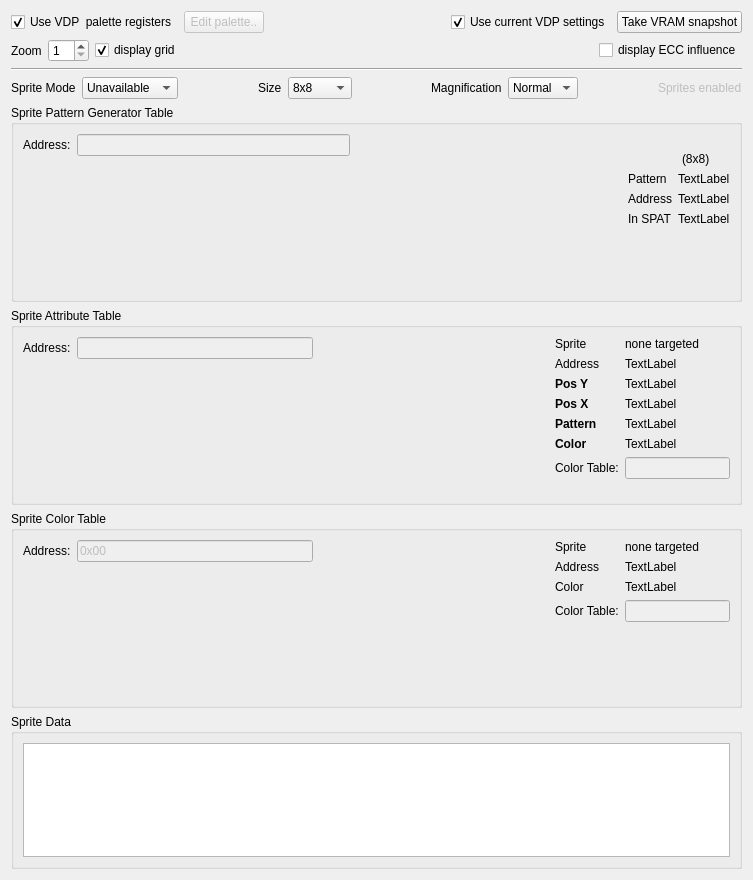
Above: src/SpriteViewer.ui from openMSX/debugger before the change. Below: the same form after it.
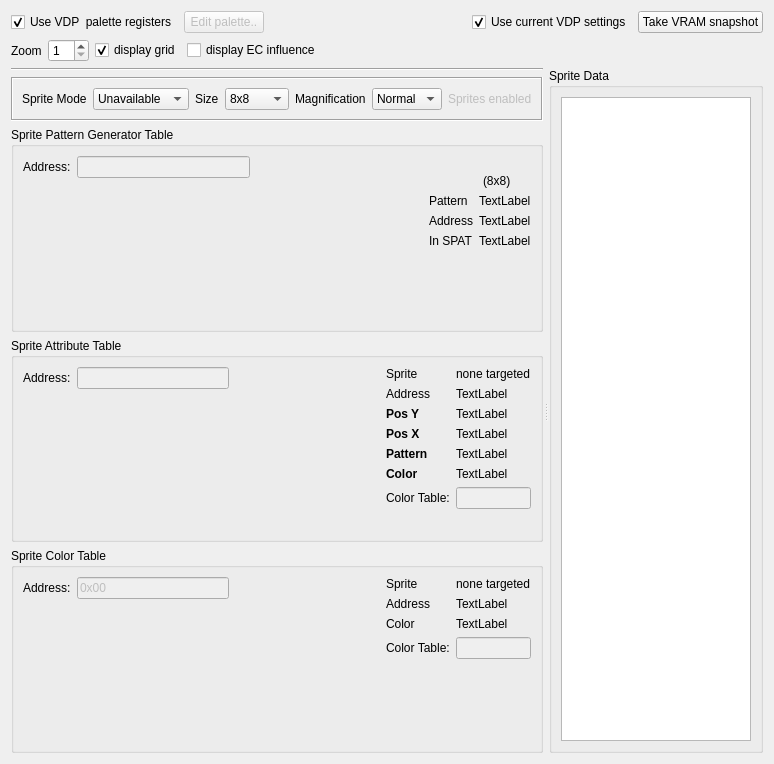
That is the form after the change.

Commit message:
SpriteViewer can now display EC effect
VramSpriteView can adjust itself to different widths.
Improvements regarding sprite sizes and zooming/grid drawing.
EC bit can be used in the atribute tabel viewer to show the effect of
the Early Clock bit (both in mode 1 and mode 2).

```diff
--- a/src/SpriteViewer.ui
+++ b/src/SpriteViewer.ui
@@ -6,14 +6,14 @@
    <rect>
     <x>0</x>
     <y>0</y>
-    <width>753</width>
-    <height>880</height>
+    <width>774</width>
+    <height>764</height>
    </rect>
   </property>
   <property name="windowTitle">
    <string>Dialog</string>
   </property>
-  <layout class="QVBoxLayout" name="verticalLayout_5">
+  <layout class="QVBoxLayout" name="verticalLayout_7" stretch="0,0,20">
    <item>
     <layout class="QHBoxLayout" name="horizontalLayout_7">
      <item>
@@ -104,30 +104,40 @@
       </widget>
      </item>
      <item>
-      <spacer name="horizontalSpacer_8">
-       <property name="orientation">
-        <enum>Qt::Horizontal</enum>
-       </property>
-       <property name="sizeHint" stdset="0">
-        <size>
-         <width>40</width>
-         <height>20</height>
-        </size>
-       </property>
-      </spacer>
-     </item>
-     <item>
-      <widget class="QCheckBox" name="checkBox">
+      <widget class="QCheckBox" name="cb_ecinfluence">
        <property name="toolTip">
         <string>In spritemode2 the ECC bit can be set per line, shifting the sprite line 32 pixels to the left. In sprite mode 1 the entire sprite is shifted</string>
        </property>
        <property name="text">
-        <string>display ECC influence</string>
+        <string>display EC influence</string>
        </property>
       </widget>
      </item>
+     <item>
+      <spacer name="horizontalSpacer_8">
+       <property name="orientation">
+        <enum>Qt::Horizontal</enum>
+       </property>
+       <property name="sizeHint" stdset="0">
+        <size>
+         <width>40</width>
+         <height>20</height>
+        </size>
+       </property>
+      </spacer>
+     </item>
     </layout>
    </item>
+   <item>
+    <widget class="QSplitter" name="splitter">
+     <property name="orientation">
+      <enum>Qt::Horizontal</enum>
+     </property>
+     <property name="handleWidth">
+      <number>6</number>
+     </property>
+     <widget class="QWidget" name="">
+      <layout class="QVBoxLayout" name="verticalLayout_5">
    <item>
     <widget class="Line" name="line">
      <property name="orientation">
@@ -136,6 +146,13 @@
     </widget>
    </item>
    <item>
+        <widget class="QFrame" name="frame">
+         <property name="frameShape">
+          <enum>QFrame::Box</enum>
+         </property>
+         <property name="frameShadow">
+          <enum>QFrame::Sunken</enum>
+         </property>
     <layout class="QHBoxLayout" name="horizontalLayout">
      <item>
       <widget class="QLabel" name="label">
@@ -176,6 +193,19 @@
        </property>
       </spacer>
      </item>
+          <item>
+           <spacer name="horizontalSpacer_9">
+            <property name="orientation">
+             <enum>Qt::Horizontal</enum>
+            </property>
+            <property name="sizeHint" stdset="0">
+             <size>
+              <width>40</width>
+              <height>20</height>
+             </size>
+            </property>
+           </spacer>
+          </item>
      <item>
       <widget class="QLabel" name="label_size">
        <property name="text">
@@ -210,6 +240,19 @@
        </property>
       </spacer>
      </item>
+          <item>
+           <spacer name="horizontalSpacer_10">
+            <property name="orientation">
+             <enum>Qt::Horizontal</enum>
+            </property>
+            <property name="sizeHint" stdset="0">
+             <size>
+              <width>40</width>
+              <height>20</height>
+             </size>
+            </property>
+           </spacer>
+          </item>
      <item>
       <widget class="QLabel" name="label_mag">
        <property name="text">
@@ -255,9 +298,16 @@
       </widget>
      </item>
     </layout>
+        </widget>
    </item>
    <item>
     <widget class="QGroupBox" name="gb_spgt">
+         <property name="sizePolicy">
+          <sizepolicy hsizetype="Preferred" vsizetype="Minimum">
+           <horstretch>0</horstretch>
+           <verstretch>0</verstretch>
+          </sizepolicy>
+         </property>
      <property name="title">
       <string>Sprite Pattern Generator Table</string>
      </property>
@@ -420,10 +470,13 @@
           <property name="orientation">
            <enum>Qt::Vertical</enum>
           </property>
+              <property name="sizeType">
+               <enum>QSizePolicy::MinimumExpanding</enum>
+              </property>
           <property name="sizeHint" stdset="0">
            <size>
             <width>20</width>
-            <height>40</height>
+                <height>3</height>
            </size>
           </property>
          </spacer>
@@ -435,6 +488,12 @@
    </item>
    <item>
     <widget class="QGroupBox" name="gb_spat">
+         <property name="sizePolicy">
+          <sizepolicy hsizetype="Preferred" vsizetype="Minimum">
+           <horstretch>0</horstretch>
+           <verstretch>0</verstretch>
+          </sizepolicy>
+         </property>
      <property name="title">
       <string>Sprite Attribute Table</string>
      </property>
@@ -623,6 +682,12 @@
    </item>
    <item>
     <widget class="QGroupBox" name="gb_colpat">
+         <property name="sizePolicy">
+          <sizepolicy hsizetype="Preferred" vsizetype="Minimum">
+           <horstretch>0</horstretch>
+           <verstretch>0</verstretch>
+          </sizepolicy>
+         </property>
      <property name="title">
       <string>Sprite Color Table</string>
      </property>
@@ -750,7 +815,8 @@
      </layout>
     </widget>
    </item>
-   <item>
+      </layout>
+     </widget>
     <widget class="QGroupBox" name="groupBox">
      <property name="sizePolicy">
       <sizepolicy hsizetype="Expanding" vsizetype="Expanding">
@@ -766,6 +832,7 @@
        <widget class="QPlainTextEdit" name="plainTextEdit"/>
       </item>
      </layout>
+     </widget>
     </widget>
    </item>
   </layout>
```
Lines whose indentation alone changed are shown as unchanged. The commit also changes 4 other files.
